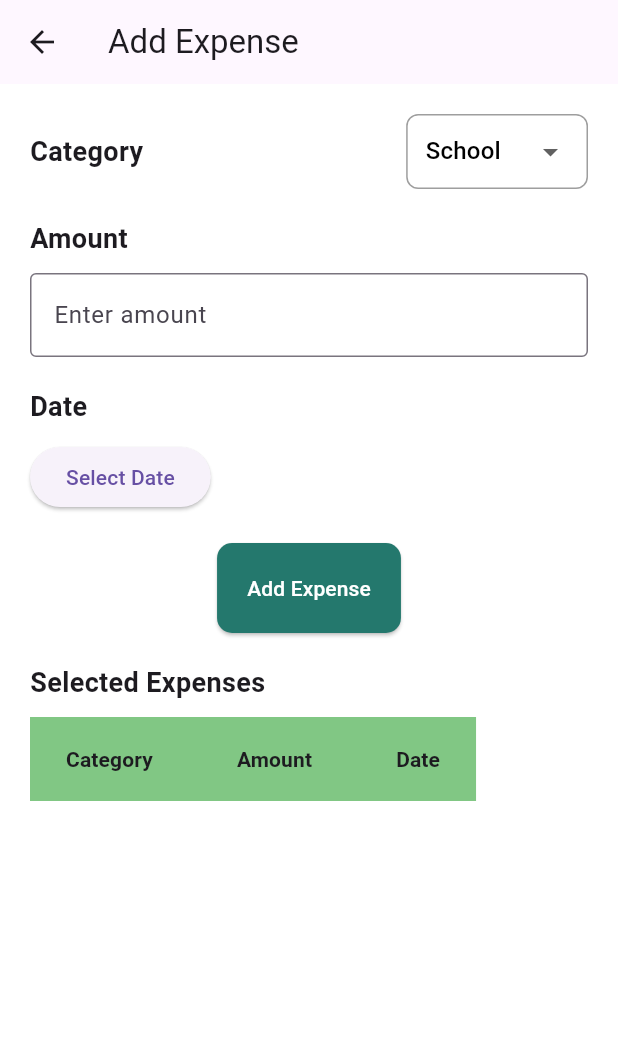
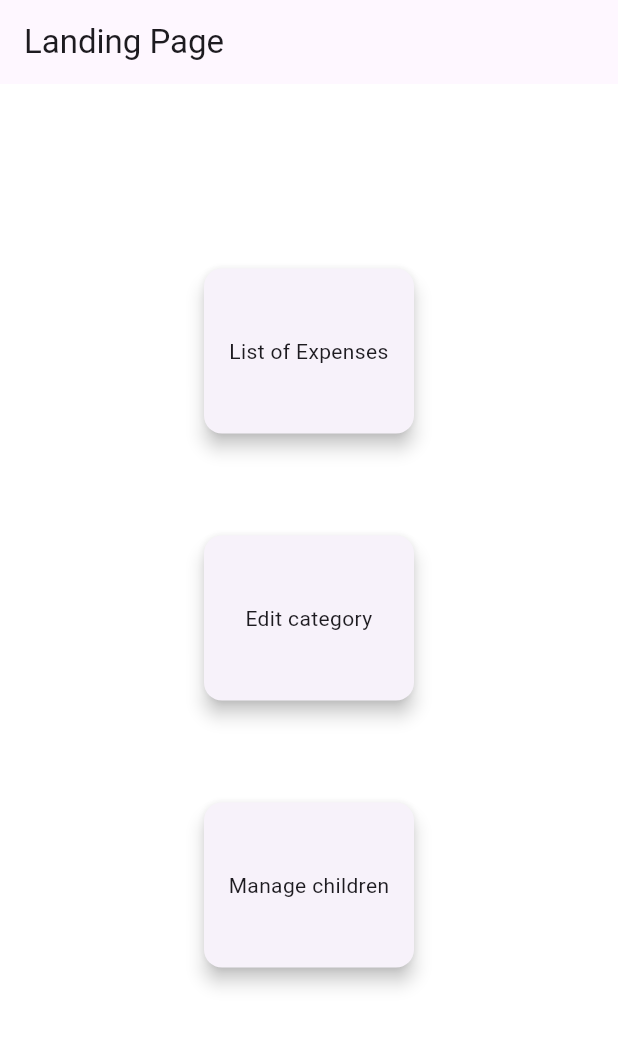
Before and after one commit to Tamiru-Alemnew/flutter-2024-proj-riverpod, a Flutter app: the screen it shows after launch, on a phone screen of 412 x 824 dp, the part 84-1133 px from its top. Run offline on Flutter 3.47's test engine with Material 3 defaults, Android fonts, the phone set to English and light mode, and no system bars.

Commit message:
add many fixes

```diff
--- a/family_cash_manager/lib/Pages/home_page.dart
+++ b/family_cash_manager/lib/Pages/home_page.dart
@@ -1,18 +1,47 @@
+import 'package:family_cash_manager/widgets/common_sidebar.dart';
 import 'package:flutter/material.dart';
+import 'package:family_cash_manager/Pages/expenses.dart';
+import 'package:family_cash_manager/Pages/edit_category.dart';
+
 
 class HomePage extends StatelessWidget {
-  const HomePage({Key? key}) : super(key: key);
+  const HomePage({Key? key});
 
   @override
   Widget build(BuildContext context) {
-    return Container(
-      alignment: Alignment.center,
+    return Scaffold(
+      drawer: const CommonSideBar(),
+      appBar: AppBar(
+        backgroundColor: Colors.black45,
+        title: const Text('Family Cash Manager'),
+      ),
+      body: const LandingPage(),
+    );
+  }
+}
+
+class LandingPage extends StatelessWidget {
+  const LandingPage({Key? key}) : super(key: key);
+
+  @override
+  Widget build(BuildContext context) {
+    return Scaffold(
+      backgroundColor: Colors.white, // Set background color to white
+      appBar: AppBar(
+        title: Text('Landing Page'), // Change the title if needed
+      ),
+      body: Center(
         child: Column(
           mainAxisAlignment: MainAxisAlignment.center,
           crossAxisAlignment: CrossAxisAlignment.center,
           children: [
             InkWell(
-            onTap: () {},
+              onTap: () {
+                Navigator.push(
+                  context,
+                  MaterialPageRoute(builder: (context) => ExpensePage()),
+                );
+              },
               child: Card(
                 elevation: 5,
                 shape: RoundedRectangleBorder(
@@ -30,11 +59,14 @@ class HomePage extends StatelessWidget {
                 ),
               ),
             ),
-          SizedBox(
-            height: 60,
-          ),
+            SizedBox(height: 60),
             InkWell(
-            onTap: () {},
+              onTap: () {
+                Navigator.push(
+                  context,
+                  MaterialPageRoute(builder: (context) => EditExpense()),
+                );
+              },
               child: Card(
                 elevation: 5,
                 shape: RoundedRectangleBorder(
@@ -52,12 +84,11 @@ class HomePage extends StatelessWidget {
                 ),
               ),
             ),
-          SizedBox(
-            height: 60,
-          ),
+            SizedBox(height: 60),
             InkWell(
               onTap: () {
                 print("Manage children");
+                // Implement navigation logic for managing children if needed
               },
               child: Card(
                 elevation: 5,
@@ -78,6 +109,7 @@ class HomePage extends StatelessWidget {
             ),
           ],
         ),
+      ),
     );
   }
 }
--- a/family_cash_manager/lib/main.dart
+++ b/family_cash_manager/lib/main.dart
@@ -1,3 +1,4 @@
+import 'package:family_cash_manager/widgets/common_sidebar.dart';
 import 'package:flutter/material.dart';
 import 'package:family_cash_manager/Pages/expenses.dart';
 import 'package:family_cash_manager/Pages/home_page.dart';
@@ -21,77 +22,3 @@ class MyApp extends StatelessWidget {
     );
   }
 }
-
-class HomePage extends StatelessWidget {
-  const HomePage({Key? key});
-
-  @override
-  Widget build(BuildContext context) {
-    return Scaffold(
-      drawer: Drawer(
-        child: ListView(
-          padding: EdgeInsets.zero,
-          children: [
-            const DrawerHeader(
-              decoration: BoxDecoration(
-                color: Colors.black54,
-                image: DecorationImage(
-                  image: AssetImage('assets/images/logo.png'),
-                  fit: BoxFit.fitHeight,
-                ),
-              ),
-              child: Text(
-                '',
-                style: TextStyle(fontSize: 25, fontWeight: FontWeight.bold),
-              ),
-            ),
-            ListTile(
-              title: const Text('Home page'),
-              onTap: () {
-                Navigator.push(
-                  context,
-                  MaterialPageRoute<void>(
-                    builder: (BuildContext context) => const HomePage(),
-                  ),
-                );
-              },
-            ),
-            ListTile(
-              title: const Text('Add Expense'),
-              onTap: () {
-                Navigator.push(
-                  context,
-                  MaterialPageRoute<void>(
-                    builder: (BuildContext context) => const ExpensePage(),
-                  ),
-                );
-              },
-            ),
-            ListTile(
-              title: const Text('Edit Category'),
-              onTap: () {
-                Navigator.push(
-                  context,
-                  MaterialPageRoute<void>(
-                    builder: (BuildContext context) => const EditExpense(),
-                  ),
-                );
-              },
-            ),
-            ListTile(
-              title: const Text('Manage Children'),
-              onTap: () {
-                // Navigate to the page for managing children
-              },
-            ),
-          ],
-        ),
-      ),
-      appBar: AppBar(
-        backgroundColor: Colors.black45,
-        title: const Text('Family Cash Manager'),
-      ),
-      body: const ExpensePage(),
-    );
-  }
-}
```
Also changed, not shown: family_cash_manager/lib/Pages/edit_category.dart (+24 -0 lines), family_cash_manager/lib/Pages/expenses.dart (+19 -0 lines), family_cash_manager/lib/widgets/common_sidebar.dart (added, +71 -0 lines), family_cash_manager/lib/Pages/children.dart (added). Lines whose indentation alone changed are shown as unchanged.
